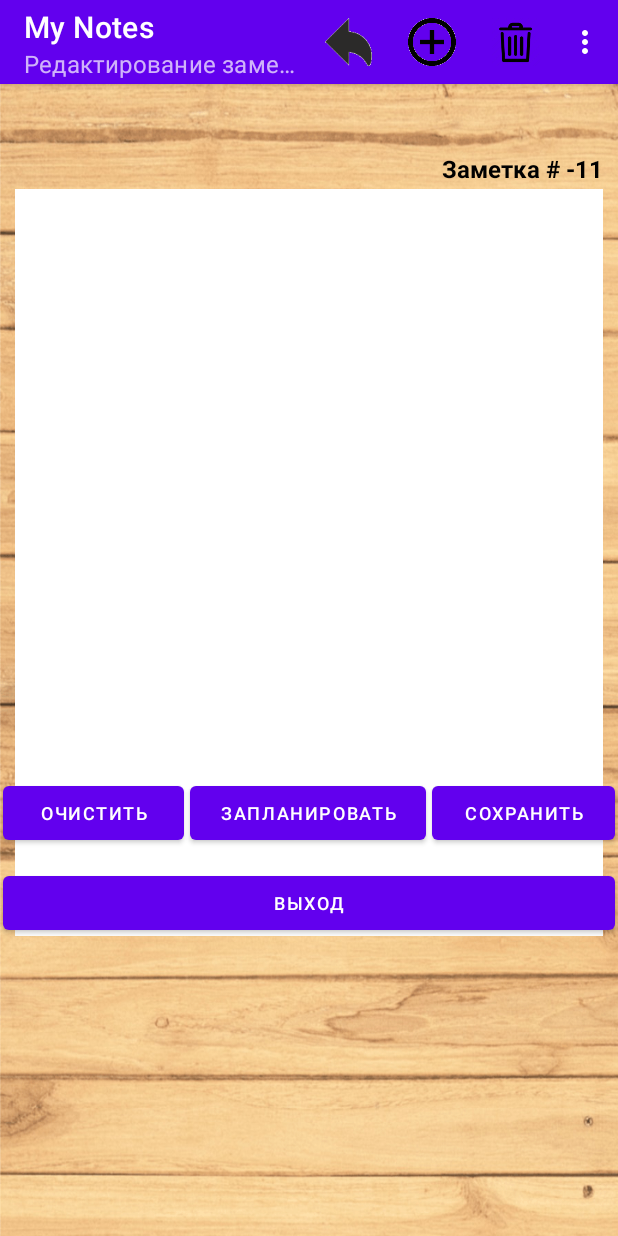
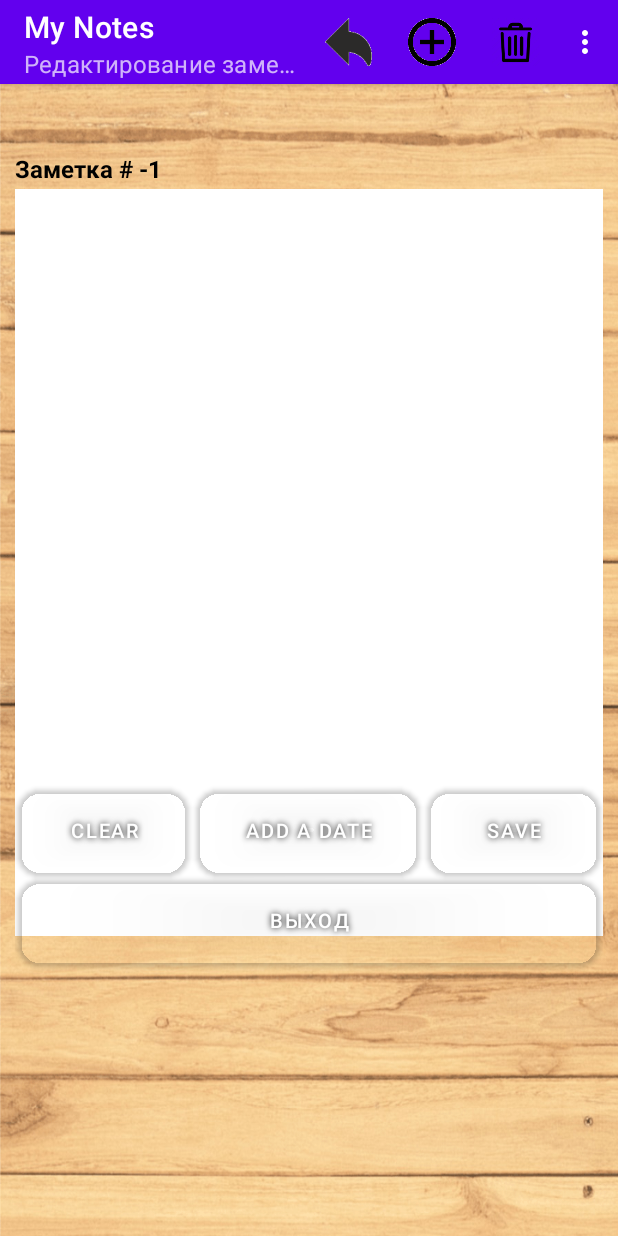
Before and after one commit to RomaChernerga/Android_lesson10, an Android app: the fragment BodyNotesFragment placed in its activity, on a phone screen of 412 x 824 dp. Run offline under Robolectric (Android 15) with nearby library versions, the phone set to English and light mode, and no system bars; libraries missing offline, so code that uses them is left out: jp.wasabeef.recyclerview; 2 statements that could not run were skipped.

Commit message:
Android_lesson12_Note

```diff
--- a/app/build.gradle
+++ b/app/build.gradle
@@ -29,10 +29,12 @@ android {
 
 dependencies {
 
+    implementation 'com.google.code.gson:gson:2.8.6'
     implementation 'androidx.appcompat:appcompat:1.3.1'
     implementation 'com.google.android.material:material:1.4.0'
     implementation 'androidx.constraintlayout:constraintlayout:2.1.1'
     implementation 'jp.wasabeef:recyclerview-animators:4.0.2'
+    implementation 'androidx.legacy:legacy-support-v4:1.0.0'
     testImplementation 'junit:junit:4.+'
     androidTestImplementation 'androidx.test.ext:junit:1.1.3'
     androidTestImplementation 'androidx.test.espresso:espresso-core:3.4.0'
--- a/app/src/main/java/com/example/mynotes/BodyNotesFragment.java
+++ b/app/src/main/java/com/example/mynotes/BodyNotesFragment.java
@@ -1,5 +1,8 @@
 package com.example.mynotes;
 
+import static android.content.Context.MODE_PRIVATE;
+
+import android.content.SharedPreferences;
 import android.graphics.Color;
 import android.graphics.Typeface;
 import android.os.Bundle;
@@ -25,6 +28,11 @@ public class BodyNotesFragment extends Fragment {
     private static final String ARG_POSITION = "ARG_POSITION";
     private int position = -1;  // позиция по умолчанию
     private TextView source;
+
+
+
+
+
 
     public BodyNotesFragment() {
         // Required empty public constructor
@@ -57,8 +65,6 @@ public class BodyNotesFragment extends Fragment {
 
     @Override
     public void onCreateOptionsMenu(@NonNull Menu menu, @NonNull MenuInflater inflater) {
-
-
 
         MenuItem menuItem = menu.findItem(R.id.action_about);
         if(menuItem != null){
@@ -98,13 +104,15 @@ public class BodyNotesFragment extends Fragment {
 
         super.onViewCreated(view, savedInstanceState);
 
-        EditText editText = view.findViewById(R.id.body_note);  // текстовое поле заметки
-        editText.setBackgroundColor(Color.WHITE);       // текстовое поле заметки
-        editText.setTypeface(Typeface.SERIF);       // текстовое поле заметки
-        editText.setTextSize(20);       // текстовое поле заметки
+        EditText body_note = view.findViewById(R.id.body_note);  // текстовое поле заметки
+        body_note.setBackgroundColor(Color.WHITE);       // текстовое поле заметки
+        body_note.setTypeface(Typeface.SERIF);       // текстовое поле заметки
+        body_note.setTextSize(20);       // текстовое поле заметки
+
 
         TextView note_name = view.findViewById(R.id.note_name);
-        note_name.setText("Заметка # " + position+1);
+        note_name.setText("Заметка # " + position);           // исправить строчку кода!!!
+
 
         note_name.setTextSize(16);
         note_name.setTypeface(Typeface.DEFAULT_BOLD);
@@ -113,16 +121,14 @@ public class BodyNotesFragment extends Fragment {
 
         Button note_save = view.findViewById(R.id.note_save);  // для сохранения заметки(код будет в будущем )))
         note_save.setOnClickListener(v -> {
-
+//            saveText();
         });
 
         Button text_clear = view.findViewById(R.id.text_clear);  // для сохранения заметки(код будет в будущем )))
         text_clear.setOnClickListener(v -> {
-            editText.setText("");
+            body_note.setText("");
         });
+    }
 
 
-
-    }
-
 }
--- a/app/src/main/java/com/example/mynotes/MainActivity.java
+++ b/app/src/main/java/com/example/mynotes/MainActivity.java
@@ -13,11 +13,13 @@ import androidx.recyclerview.widget.LinearLayoutManager;
 import androidx.recyclerview.widget.RecyclerView;
 import androidx.recyclerview.widget.StaggeredGridLayoutManager;
 
+import android.content.SharedPreferences;
 import android.os.Bundle;
 import android.view.ContextMenu;
 import android.view.Menu;
 import android.view.MenuItem;
 import android.view.View;
+import android.widget.EditText;
 import android.widget.Toast;
 
 import com.google.android.material.navigation.NavigationView;
@@ -27,21 +29,29 @@ import jp.wasabeef.recyclerview.animators.ScaleInBottomAnimator;
 public class MainActivity extends AppCompatActivity {
 
 
-    private CardSource source;
-    private CardsAdapter adapter;
+    public CardSource source;
+    public CardsAdapter adapter;
     private RecyclerView recyclerView;
     private int currentPosition = -1;
+
+    public SharedPreferences sharedPreferences = null;
 
     @Override
     protected void onCreate(Bundle savedInstanceState) {
         super.onCreate(savedInstanceState);
         setContentView(R.layout.activity_main);
 
+        sharedPreferences = getPreferences(MODE_PRIVATE);
+
         initToolbar();
 
 
         recyclerView = findViewById(R.id.recycler_view);
-        source = new CardSourceImp(this);
+
+//        source = new CardSourceImp(this);
+
+        source = new PreferencesCardSource(sharedPreferences);
+
         adapter = new CardsAdapter(this, source); // передаем контекст и ресурс
         adapter.setClickListener((view, position) -> {
 
@@ -187,11 +197,42 @@ public class MainActivity extends AppCompatActivity {
             return true;
 
         } else if(item.getItemId() == R.id.action_add) {
-            source.addCard(
-                    new Card("Новая карточка", R.drawable.note ) // для создания новой карточки
-            );
-            adapter.notifyItemInserted(source.size() - 1); // уведомляем адаптер об изменении
-            recyclerView.scrollToPosition(source.size() - 1);
+            findViewById(R.id.action_add).setOnClickListener(v -> {
+
+                final View view  = getLayoutInflater().inflate(R.layout.custom_alert_dialog, null);  // для работы кнопки Apply
+
+                EditText editText = view.findViewById(R.id.edit_text);
+//                view.findViewById(R.id.button_apply).setOnClickListener(v1 ->
+//                        Toast.makeText(this, editText.getText().toString(), Toast.LENGTH_SHORT).show()  // задаем, чтобы в Toast выводился текст, который мы вводим в строку
+//
+//                );
+                new AlertDialog.Builder(this)
+                        .setMessage("Введите название заметки")
+                        .setView(view)
+                        .setTitle("Создание заметки")
+                        .setIcon(R.drawable.icon_info)
+                        .setPositiveButton("Создать", (dialog, which) -> {
+                            source.addCard(
+                            new Card(editText.getText().toString() , R.drawable.note ) // для создания новой карточки
+                            );
+                        adapter.notifyItemInserted(source.size() - 1); // уведомляем адаптер об изменении
+                        recyclerView.scrollToPosition(source.size() - 1);
+
+                            Toast.makeText(this, "Заметка "+ "'"+ editText.getText().toString()+"'"+" создана", Toast.LENGTH_SHORT).show();
+                        })
+                        .setNegativeButton("Отмена", (dialog, which) -> {
+//                            Toast.makeText(this, "Отмена", Toast.LENGTH_SHORT).show();
+                        })
+//                        .setNeutralButton("Непонятно", (dialog, which) -> {
+//                            Toast.makeText(this, "Нам непонятно", Toast.LENGTH_SHORT).show();
+//                        })
+                        .show();
+            });
+//            source.addCard(
+//                    new Card("Новая карточка", R.drawable.note ) // для создания новой карточки
+//            );
+//            adapter.notifyItemInserted(source.size() - 1); // уведомляем адаптер об изменении
+//            recyclerView.scrollToPosition(source.size() - 1);
             return true;
 
         } else if(item.getItemId() == R.id.action_clear) {
--- /dev/null
+++ b/app/src/main/java/com/example/mynotes/PreferencesCardSource.java
@@ -0,0 +1,82 @@
+package com.example.mynotes;
+
+import android.content.SharedPreferences;
+import android.content.res.TypedArray;
+import com.google.gson.GsonBuilder;
+import com.google.gson.reflect.TypeToken;
+import java.lang.reflect.Type;
+import java.net.Proxy;
+import java.util.ArrayList;
+import java.util.List;
+
+public class PreferencesCardSource implements CardSource{
+
+    private static final String CARD_DATA = "CARD_DATA";
+    public SharedPreferences sharedPreferences;
+    private List<Card>cardList;
+
+    public PreferencesCardSource(SharedPreferences sharedPreferences) {
+        this.sharedPreferences = sharedPreferences;
+        fetch();
+    }
+
+    @Override
+    public Card getCard(int position) {
+        return cardList.get(position);
+    }
+
+    @Override
+    public int size() {
+        return cardList.size();
+    }
+
+    @Override
+    public void deleteCard(int position) {
+        cardList.remove(position);
+        update();
+    }
+
+    @Override
+    public void updateCard(int position, Card card) {
+        cardList.set(position, card);
+        update();
+    }
+
+    @Override
+    public void addCard(Card card) {
+        cardList.add(card);
+        update();
+
+    }
+
+    @Override
+    public void clearCards(Card card) {
+        cardList.clear();
+
+    }
+
+    @Override
+    public void clearCards() {
+        cardList.clear();
+    }
+
+    private void fetch() { // для сохранения данных
+        String json = sharedPreferences.getString(CARD_DATA, null); //превращает элемент в строку
+        if(json == null) {
+            cardList = new ArrayList<>();
+        } else {
+            Type type = new TypeToken<ArrayList<Card>>() {}.getType(); // создание типа
+            cardList = new GsonBuilder().create().fromJson(json, type);
+        }
+
+    }
+
+    public void update() {  // для загрузки данных
+
+        String json = new GsonBuilder().create().toJson(cardList); //превращает элемент в строку
+        sharedPreferences.edit()
+                .putString(CARD_DATA, json)
+                .apply();
+
+    }
+}
--- a/app/src/main/res/layout/activity_main.xml
+++ b/app/src/main/res/layout/activity_main.xml
@@ -24,9 +24,6 @@
             android:layout_height="match_parent"
             tools:listitem="@layout/recycler_view_item_layout"/>
 
-
-
-
     </FrameLayout>
 
 
--- a/app/src/main/res/layout/fragment_body_notes.xml
+++ b/app/src/main/res/layout/fragment_body_notes.xml
@@ -3,6 +3,7 @@
     xmlns:tools="http://schemas.android.com/tools"
     android:layout_width="match_parent"
     android:layout_height="match_parent"
+    xmlns:app="http://schemas.android.com/apk/res-auto"
     android:background="@drawable/back_note"
     android:clickable="true"
     tools:context=".BodyNotesFragment">
@@ -12,9 +13,6 @@
         android:layout_width="wrap_content"
         android:layout_height="wrap_content">
 
-
-
-
     </LinearLayout>
 
 
@@ -22,16 +20,26 @@
         android:id="@+id/note_name"
         android:layout_width="wrap_content"
         android:layout_height="wrap_content"
-        android:layout_gravity="right"
+        android:layout_marginLeft="@dimen/body_note_margin_left"
         android:layout_marginRight="10dp"
         android:layout_marginTop="45dp"
         android:background="@android:color/transparent" />
+    <TextView
+        android:id="@+id/note_date"
+        android:layout_width="wrap_content"
+        android:layout_height="wrap_content"
+        android:layout_gravity="right"
+        android:layout_marginLeft="@dimen/body_note_margin_left"
+        android:layout_marginRight="@dimen/body_note_margin_right"
+        android:layout_marginTop="45dp"
+        android:background="@android:color/transparent" />
+
 
     <EditText
         android:id="@+id/body_note"
         android:gravity="start"
-        android:layout_marginLeft="10dp"
-        android:layout_marginRight="10dp"
+        android:layout_marginLeft="@dimen/body_note_margin_left"
+        android:layout_marginRight="@dimen/body_note_margin_right"
         android:layout_marginTop="70dp"
         android:layout_marginBottom="200dp"
         android:layout_width="match_parent"
@@ -40,32 +48,51 @@
     <LinearLayout
 
         android:layout_marginTop="460dp"
+        android:layout_marginLeft="@dimen/body_note_margin_left"
+        android:layout_marginRight="@dimen/body_note_margin_right"
         android:orientation="horizontal"
         android:layout_width="match_parent"
         android:layout_height="wrap_content">
 
-        <Button
+        <com.google.android.material.button.MaterialButton
             android:id="@+id/text_clear"
+            android:lines="3"
+            android:backgroundTint="@android:color/transparent"
+            android:alpha="1"
+            android:shadowColor="@color/black"
+            android:shadowRadius="5"
+            app:cornerRadius="@dimen/button_radius"
             android:layout_width="0dp"
             android:layout_height="match_parent"
             android:layout_margin="2dp"
             android:layout_weight="1"
-            android:text="Очистить"
-            android:textSize="12sp" />
+            android:text="Clear"
+            android:textSize="@dimen/button_text_size" />
 
-        <Button
+        <com.google.android.material.button.MaterialButton
             android:id="@+id/note_checkDate"
-            android:textSize="12sp"
-            android:text="Запланировать"
+            android:backgroundTint="@android:color/transparent"
+            android:alpha="1"
+            android:shadowColor="@color/black"
+            android:shadowRadius="5"
+            app:cornerRadius="@dimen/button_radius"
+            android:textSize="@dimen/button_text_size"
+            android:text="Add a date"
             android:layout_margin="2dp"
             android:layout_weight="1.3"
             android:layout_width="0dp"
             android:layout_height="match_parent" />
-        <Button
+
+        <com.google.android.material.button.MaterialButton
             android:id="@+id/note_save"
-            android:textSize="12sp"
+            android:backgroundTint="@android:color/transparent"
+            android:alpha="1"
+            android:shadowColor="@color/black"
+            android:shadowRadius="5"
+            app:cornerRadius="@dimen/button_radius"
+            android:textSize="@dimen/button_text_size"
             android:layout_margin="2dp"
-            android:text="Сохранить"
+            android:text="Save"
             android:layout_weight="1"
             android:layout_width="0dp"
             android:layout_height="match_parent" />
@@ -76,17 +103,25 @@
 
         android:layout_marginTop="520dp"
         android:orientation="horizontal"
+        android:layout_marginLeft="@dimen/body_note_margin_left"
+        android:layout_marginRight="@dimen/body_note_margin_right"
         android:layout_width="match_parent"
         android:layout_height="wrap_content">
 
         <Button
             android:id="@+id/button_exit"
+            android:lines="3"
+            android:backgroundTint="@android:color/transparent"
+            android:alpha="1"
+            android:shadowColor="@color/black"
+            android:shadowRadius="5"
+            app:cornerRadius="@dimen/button_radius"
             android:layout_width="0dp"
             android:layout_height="match_parent"
             android:layout_margin="2dp"
             android:layout_weight="1"
             android:text="Выход"
-            android:textSize="12sp" />
+            android:textSize="@dimen/button_text_size" />
 
     </LinearLayout>
 
--- /dev/null
+++ b/app/src/main/res/values/dimens.xml
@@ -0,0 +1,7 @@
+<?xml version="1.0" encoding="utf-8"?>
+<resources>
+    <dimen name="body_note_margin_left">10dp</dimen>
+    <dimen name="body_note_margin_right">10dp</dimen>
+    <dimen name="button_text_size">13sp</dimen>
+    <dimen name="button_radius">15dp</dimen>
+</resources>
--- a/app/src/main/res/values/strings.xml
+++ b/app/src/main/res/values/strings.xml
@@ -15,6 +15,8 @@
     <string name="title8">Заметка 8</string>
     <string name="title9">Заметка 9</string>
     <string name="about">Приложение разработаное для ведения заметок</string>
+    <!-- TODO: Remove or change this placeholder text -->
+    <string name="hello_blank_fragment">Hello blank fragment</string>
     <!--        <string name="description1">Заметка 1</string>-->
     <!--        <string name="description2">Заметка 2</string>-->
     <!--        <string name="description3">Заметка 3</string>-->
```
Also changed, not shown: app/src/main/java/com/example/mynotes/DateFragment.java (added, +153 -0 lines), app/src/main/res/layout/custom_alert_dialog.xml (added, +21 -0 lines), app/src/main/res/layout/fragment_date.xml (added, +43 -0 lines). Lines whose indentation alone changed are shown as unchanged.
